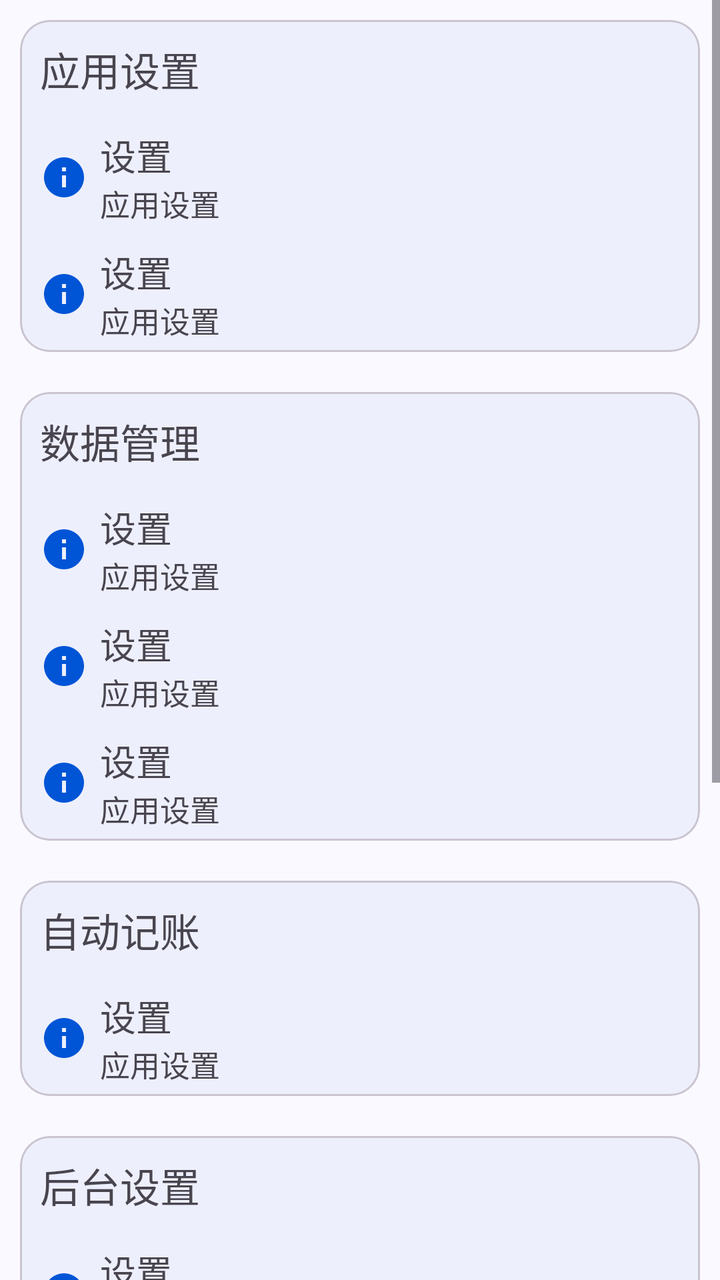
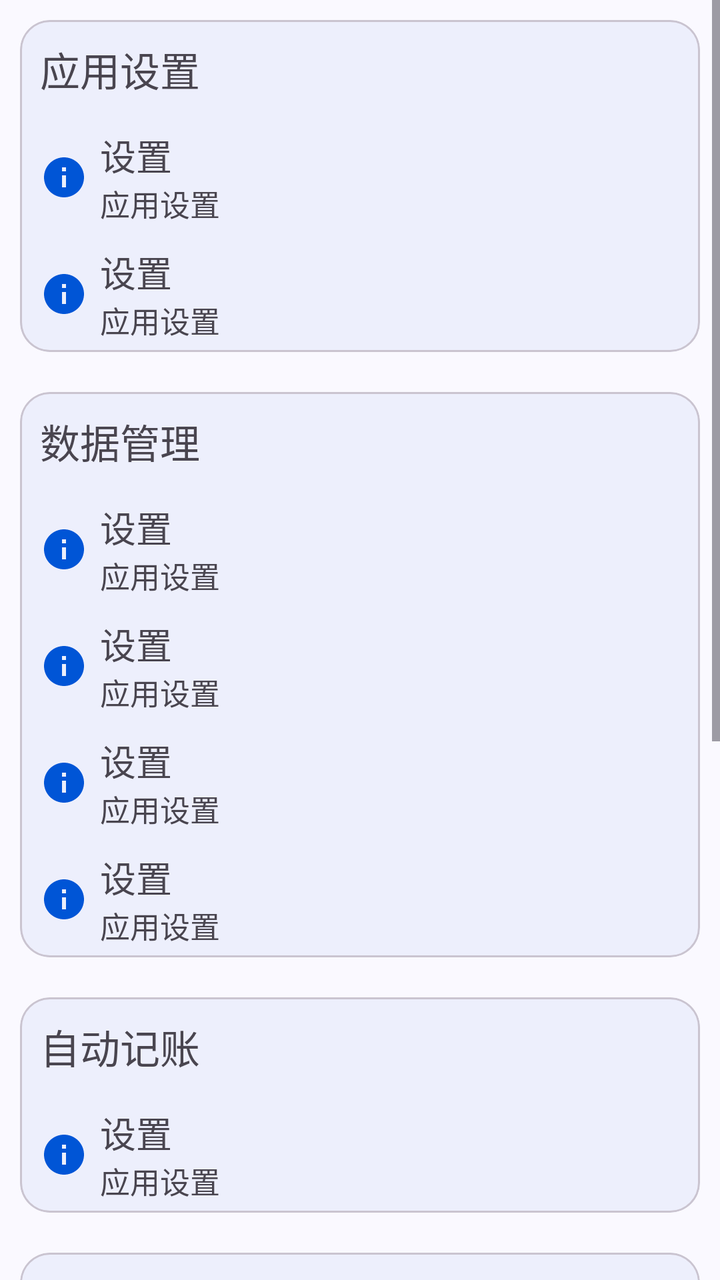

An Android layout rendered at two revisions. The XML below is the earlier revision; the diff shows what the commit changed to produce the second picture.
<!-- AndroidManifest.xml: application theme Theme.ManagerAssistant.Static -->
<!-- res/layout/fragment_setting.xml -->
<ScrollView xmlns:android="http://schemas.android.com/apk/res/android"
    xmlns:tools="http://schemas.android.com/tools"
    style="@style/CommonPageStyle"
    android:layout_width="match_parent"
    android:layout_height="match_parent"
    android:orientation="vertical"
    tools:context=".ui.setting.SettingFragment">

    <LinearLayout
        android:layout_width="match_parent"
        android:layout_height="wrap_content"
        android:orientation="vertical">

        <com.google.android.material.card.MaterialCardView
            style="@style/ContentCardStyle"
            android:layout_width="match_parent"
            android:layout_height="wrap_content">

            <LinearLayout
                android:id="@+id/app_settings_layout"
                android:layout_width="match_parent"
                android:layout_height="match_parent"
                android:orientation="vertical">

                <com.google.android.material.textview.MaterialTextView
                    style="@style/LabelTextViewStyle"
                    android:layout_width="wrap_content"
                    android:layout_height="wrap_content"
                    android:text="@string/setting" />

                <include
                    android:id="@+id/theme_mode_option"
                    layout="@layout/view_setting_option" />

                <include
                    android:id="@+id/dynamic_color_option"
                    layout="@layout/view_setting_option" />
            </LinearLayout>
        </com.google.android.material.card.MaterialCardView>

        <com.google.android.material.card.MaterialCardView
            style="@style/ContentCardStyle"
            android:layout_width="match_parent"
            android:layout_height="wrap_content">

            <LinearLayout
                android:id="@+id/data_manage_layout"
                android:layout_width="match_parent"
                android:layout_height="wrap_content"
                android:orientation="vertical">

                <com.google.android.material.textview.MaterialTextView
                    style="@style/LabelTextViewStyle"
                    android:layout_width="wrap_content"
                    android:layout_height="wrap_content"
                    android:text="@string/data_manage" />

                <include
                    android:id="@+id/export_data_option"
                    layout="@layout/view_setting_option" />

                <include
                    android:id="@+id/import_data_option"
                    layout="@layout/view_setting_option" />

                <include
                    android:id="@+id/clear_account_data_option"
                    layout="@layout/view_setting_option" />
            </LinearLayout>
        </com.google.android.material.card.MaterialCardView>

        <com.google.android.material.card.MaterialCardView
            style="@style/ContentCardStyle"
            android:layout_width="match_parent"
            android:layout_height="wrap_content">

            <LinearLayout
                android:id="@+id/auto_bookkeeping_layout"
                android:layout_width="match_parent"
                android:layout_height="wrap_content"
                android:orientation="vertical">

                <com.google.android.material.textview.MaterialTextView
                    style="@style/LabelTextViewStyle"
                    android:layout_width="wrap_content"
                    android:layout_height="wrap_content"
                    android:text="@string/auto_bookkeeping" />

                <include
                    android:id="@+id/notification_analysis_switch_option"
                    layout="@layout/view_setting_option" />

                <LinearLayout
                    android:id="@+id/rule_manage_layout"
                    android:layout_width="match_parent"
                    android:layout_height="wrap_content"
                    android:orientation="vertical"
                    android:visibility="gone">

                    <include
                        android:id="@+id/rule_manage_option"
                        layout="@layout/view_setting_option" />

                    <include
                        android:id="@+id/reset_rule_option"
                        layout="@layout/view_setting_option" />
                </LinearLayout>
            </LinearLayout>
        </com.google.android.material.card.MaterialCardView>

        <com.google.android.material.card.MaterialCardView
            style="@style/ContentCardStyle"
            android:layout_width="match_parent"
            android:layout_height="wrap_content">

            <LinearLayout
                android:id="@+id/background_settings_layout"
                android:layout_width="match_parent"
                android:layout_height="wrap_content"
                android:orientation="vertical">

                <com.google.android.material.textview.MaterialTextView
                    style="@style/LabelTextViewStyle"
                    android:layout_width="wrap_content"
                    android:layout_height="wrap_content"
                    android:text="@string/background_setting" />

                <include
                    android:id="@+id/hide_background_option"
                    layout="@layout/view_setting_option" />

                <include
                    android:id="@+id/auto_start_option"
                    layout="@layout/view_setting_option" />

                <include
                    android:id="@+id/battery_optimization_option"
                    layout="@layout/view_setting_option" />
            </LinearLayout>
        </com.google.android.material.card.MaterialCardView>

        <com.google.android.material.card.MaterialCardView
            style="@style/ContentCardStyle"
            android:layout_width="match_parent"
            android:layout_height="wrap_content">

            <LinearLayout
                android:id="@+id/about_layout"
                android:layout_width="match_parent"
                android:layout_height="match_parent"
                android:orientation="vertical">

                <com.google.android.material.textview.MaterialTextView
                    style="@style/LabelTextViewStyle"
                    android:layout_width="wrap_content"
                    android:layout_height="wrap_content"
                    android:text="@string/about" />

                <include
                    android:id="@+id/about_option"
                    layout="@layout/view_setting_option" />

                <include
                    android:id="@+id/update_log_option"
                    layout="@layout/view_setting_option" />

                <include
                    android:id="@+id/update_check_option"
                    layout="@layout/view_setting_option" />
            </LinearLayout>
        </com.google.android.material.card.MaterialCardView>
    </LinearLayout>
</ScrollView>
<!-- res/layout/view_setting_option.xml (included above) -->
<androidx.constraintlayout.widget.ConstraintLayout xmlns:android="http://schemas.android.com/apk/res/android"
    xmlns:app="http://schemas.android.com/apk/res-auto"
    android:id="@+id/constraint_layout"
    style="@style/SettingOptionStyle"
    android:layout_width="match_parent"
    android:layout_height="wrap_content"
    android:paddingTop="5sp"
    android:paddingBottom="5sp">

    <LinearLayout
        android:id="@+id/free_layout"
        android:layout_width="wrap_content"
        android:layout_height="wrap_content"
        android:orientation="horizontal"
        app:layout_constraintBottom_toBottomOf="parent"
        app:layout_constraintEnd_toEndOf="parent"
        app:layout_constraintTop_toTopOf="parent" />

    <ImageView
        android:id="@+id/icon_view"
        style="@style/ImageViewStyle"
        android:layout_width="wrap_content"
        android:layout_height="wrap_content"
        android:importantForAccessibility="no"
        android:src="@drawable/baseline_info_24"
        app:layout_constraintBottom_toBottomOf="parent"
        app:layout_constraintStart_toStartOf="parent"
        app:layout_constraintTop_toTopOf="parent" />

    <LinearLayout
        android:layout_width="wrap_content"
        android:layout_height="wrap_content"
        android:orientation="vertical"
        app:layout_constraintBottom_toBottomOf="parent"
        app:layout_constraintStart_toStartOf="parent"
        app:layout_constraintTop_toTopOf="parent">

        <com.google.android.material.textview.MaterialTextView
            android:id="@+id/title_text"
            android:layout_width="wrap_content"
            android:layout_height="wrap_content"
            android:layout_gravity="center_vertical"
            android:layout_marginStart="40sp"
            android:text="@string/title_setting"
            android:textSize="18sp" />

        <com.google.android.material.textview.MaterialTextView
            android:id="@+id/description_text"
            android:layout_width="wrap_content"
            android:layout_height="wrap_content"
            android:layout_marginStart="40sp"
            android:text="@string/setting"
            android:textColor="?attr/colorControlNormal"
            android:textSize="15sp" />
    </LinearLayout>
</androidx.constraintlayout.widget.ConstraintLayout>
<!-- resources referenced by this layout -->
<resources>
  <!-- drawable baseline_info_24 (drawable) -->
  <vector xmlns:android="http://schemas.android.com/apk/res/android" android:height="24dp" android:tint="#000000" android:viewportHeight="24" android:viewportWidth="24" android:width="24dp">
        
      <path android:fillColor="@android:color/white" android:pathData="M12,2C6.48,2 2,6.48 2,12s4.48,10 10,10 10,-4.48 10,-10S17.52,2 12,2zM13,17h-2v-6h2v6zM13,9h-2L11,7h2v2z"/>
      
  </vector>
  <string name="about">关于</string>
  <string name="auto_bookkeeping">自动记账</string>
  <string name="background_setting">后台设置</string>
  <string name="data_manage">数据管理</string>
  <string name="setting">应用设置</string>
  <string name="title_setting">设置</string>
  <style name="CommonPageStyle">
          <item name="android:fitsSystemWindows">true</item>
          <item name="android:background">?attr/colorSurface</item>
      </style>
  <style name="ContentCardStyle">
          <item name="cardBackgroundColor">?attr/colorSurfaceContainerLow</item>
          <item name="cardCornerRadius">15dp</item>
          <item name="android:layout_marginTop">10dp</item>
          <item name="android:layout_marginStart">10dp</item>
          <item name="android:layout_marginEnd">10dp</item>
          <item name="android:layout_marginBottom">10dp</item>
      </style>
  <style name="ImageViewStyle">
          <item name="backgroundTint">@android:color/transparent</item>
          <item name="tint">?attr/colorPrimary</item>
          <item name="android:padding">10sp</item>
      </style>
  <style name="LabelTextViewStyle">
          <item name="android:paddingStart">10dp</item>
          <item name="android:paddingEnd">10dp</item>
          <item name="android:paddingTop">10dp</item>
          <item name="android:paddingBottom">10dp</item>
          <item name="android:textSize">20sp</item>
      </style>
  <style name="SettingOptionStyle">
          <item name="android:clickable">true</item>
          <item name="android:focusable">true</item>
          <item name="android:background">@drawable/ripple_surface_container_low</item>
      </style>
  <!-- drawable ripple_surface_container_low (drawable) -->
  <?xml version="1.0" encoding="utf-8"?>
  <ripple xmlns:android="http://schemas.android.com/apk/res/android"
      android:color="?android:attr/colorControlHighlight"> 
      
      <item android:id="@android:id/background">
          <shape android:shape="rectangle">
              <solid android:color="?attr/colorSurfaceContainerLow" />
          </shape>
      </item>
  
      
      <item android:id="@android:id/mask">
          <shape android:shape="rectangle">
              <solid android:color="?attr/colorSurfaceContainerLow" /> 
          </shape>
      </item>
  </ripple>
  <color name="color_primary">#0055d6</color>
  <color name="color_on_primary">#ffffff</color>
  <color name="color_primary_container">#d8e1fe</color>
  <color name="color_secondary_container">#e0e1ff</color>
  <color name="color_surface">#faf9ff</color>
  <color name="color_surface_container">#ebedfa</color>
  <color name="color_surface_container_low">#edeffc</color>
  <style name="ToolBarStyle" parent="Widget.Material3.Toolbar">
          <item name="android:backgroundTint">?attr/colorSurface</item>
          <item name="navigationIconTint">?attr/colorPrimary</item>
          <item name="contentInsetStart">10dp</item>
          <item name="titleTextAppearance">@style/TitleStyle</item>
      </style>
  <style name="TitleStyle">
          <item name="android:textSize">23sp</item>
      </style>
  <!-- unchanged entries left out for length: 1 -->
</resources>

<!-- the commit's change to res/layout/fragment_setting.xml (unified diff, before → after) -->
@@ -66,6 +66,26 @@
                 <include
                     android:id="@+id/clear_account_data_option"
                     layout="@layout/view_setting_option" />
+
+                <include
+                    android:id="@+id/auto_backup_option"
+                    layout="@layout/view_setting_option" />
+
+                <LinearLayout
+                    android:layout_width="match_parent"
+                    android:layout_height="wrap_content"
+                    android:id="@+id/auto_backup_layout"
+                    android:orientation="vertical"
+                    android:visibility="gone">
+
+                    <include
+                        android:id="@+id/backup_frequency_option"
+                        layout="@layout/view_setting_option" />
+
+                    <include
+                        android:id="@+id/backup_directory_option"
+                        layout="@layout/view_setting_option" />
+                </LinearLayout>
             </LinearLayout>
         </com.google.android.material.card.MaterialCardView>
 
